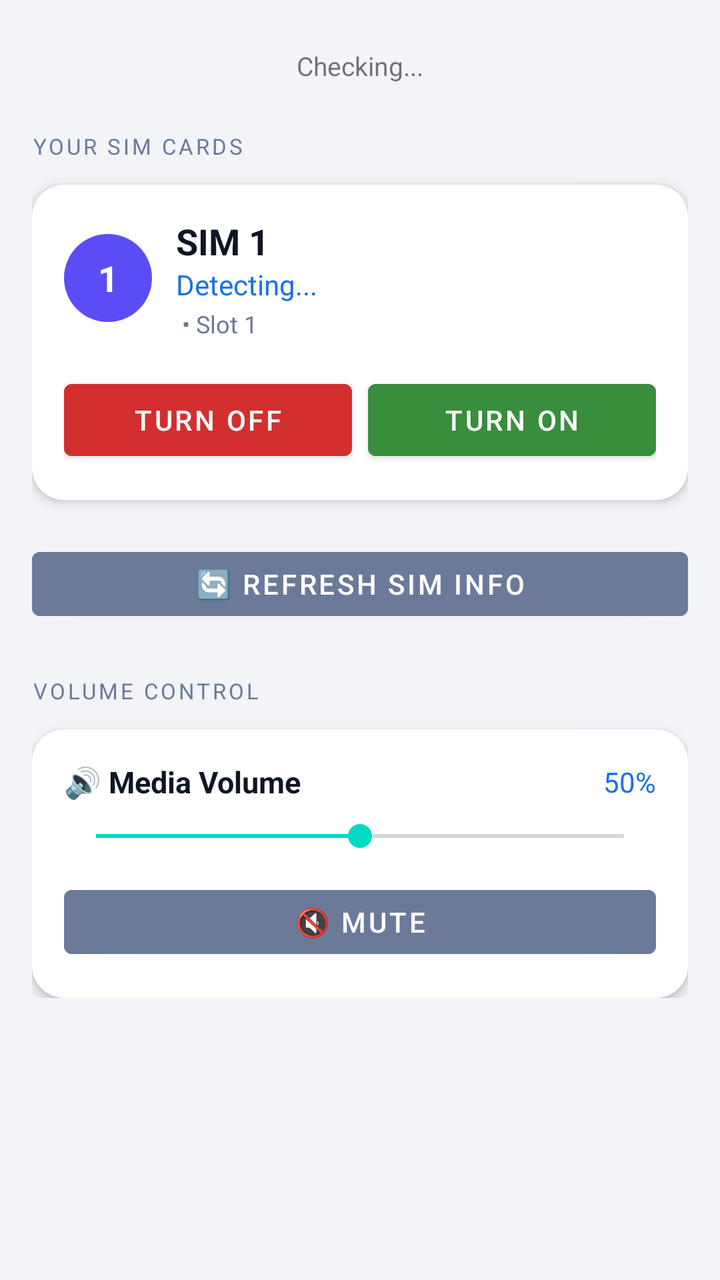
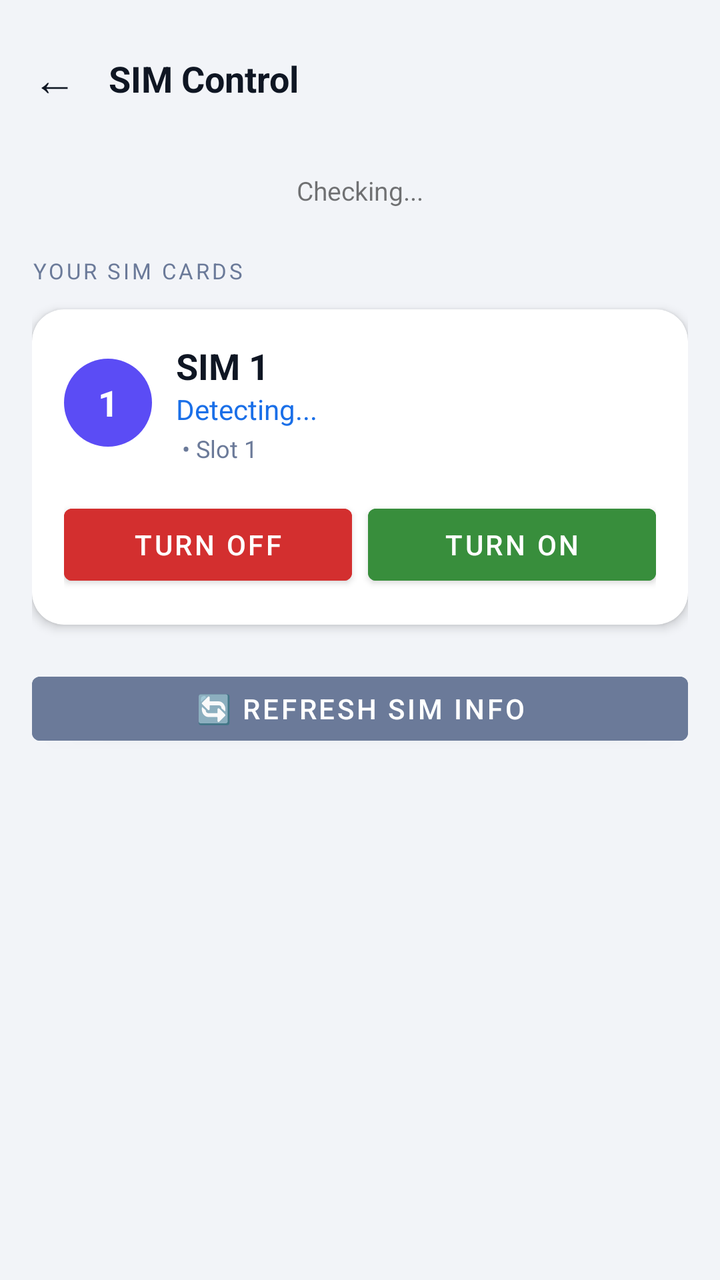

The first picture is an Android layout as it rendered before a commit; the second is the same layout after the commit. The layout source and the unified diff follow.
<!-- AndroidManifest.xml: application theme Theme.SimScheduler -->
<!-- res/layout/fragment_sim_control.xml -->
<?xml version="1.0" encoding="utf-8"?>
<ScrollView xmlns:android="http://schemas.android.com/apk/res/android"
    xmlns:app="http://schemas.android.com/apk/res-auto"
    android:layout_width="match_parent"
    android:layout_height="match_parent"
    android:background="@color/background">

    <LinearLayout
        android:layout_width="match_parent"
        android:layout_height="wrap_content"
        android:orientation="vertical"
        android:padding="16dp">

        
        <TextView
            android:id="@+id/serviceStatus"
            android:layout_width="match_parent"
            android:layout_height="wrap_content"
            android:text="Checking..."
            android:textSize="13sp"
            android:gravity="center"
            android:padding="8dp"
            android:layout_marginBottom="16dp"/>

        
        <TextView
            android:layout_width="match_parent"
            android:layout_height="wrap_content"
            android:text="YOUR SIM CARDS"
            android:textSize="11sp"
            android:textColor="@color/text_secondary"
            android:letterSpacing="0.12"
            android:layout_marginBottom="12dp"/>

        
        <androidx.cardview.widget.CardView
            android:layout_width="match_parent"
            android:layout_height="wrap_content"
            android:layout_marginBottom="12dp"
            app:cardCornerRadius="16dp"
            app:cardElevation="3dp"
            app:cardBackgroundColor="@color/card_background">

            <LinearLayout
                android:layout_width="match_parent"
                android:layout_height="wrap_content"
                android:orientation="vertical"
                android:padding="16dp">

                
                <LinearLayout
                    android:layout_width="match_parent"
                    android:layout_height="wrap_content"
                    android:orientation="horizontal"
                    android:gravity="center_vertical"
                    android:layout_marginBottom="16dp">

                    
                    <TextView
                        android:layout_width="44dp"
                        android:layout_height="44dp"
                        android:text="1"
                        android:textSize="18sp"
                        android:textStyle="bold"
                        android:textColor="#FFFFFF"
                        android:gravity="center"
                        android:background="@drawable/sim_badge"
                        android:layout_marginEnd="12dp"/>

                    
                    <LinearLayout
                        android:layout_width="0dp"
                        android:layout_height="wrap_content"
                        android:layout_weight="1"
                        android:orientation="vertical">

                        <TextView
                            android:id="@+id/sim1Name"
                            android:layout_width="wrap_content"
                            android:layout_height="wrap_content"
                            android:text="SIM 1"
                            android:textSize="18sp"
                            android:textStyle="bold"
                            android:textColor="@color/text_primary"/>

                        <TextView
                            android:id="@+id/sim1Carrier"
                            android:layout_width="wrap_content"
                            android:layout_height="wrap_content"
                            android:text="Detecting..."
                            android:textSize="14sp"
                            android:textColor="@color/accent"/>

                        <LinearLayout
                            android:layout_width="wrap_content"
                            android:layout_height="wrap_content"
                            android:orientation="horizontal"
                            android:gravity="center_vertical"
                            android:layout_marginTop="2dp">

                            <TextView
                                android:id="@+id/sim1Number"
                                android:layout_width="wrap_content"
                                android:layout_height="wrap_content"
                                android:text=""
                                android:textSize="12sp"
                                android:textColor="@color/text_secondary"/>

                            <TextView
                                android:layout_width="wrap_content"
                                android:layout_height="wrap_content"
                                android:text=" • "
                                android:textSize="12sp"
                                android:textColor="@color/text_secondary"/>

                            <TextView
                                android:id="@+id/sim1Slot"
                                android:layout_width="wrap_content"
                                android:layout_height="wrap_content"
                                android:text="Slot 1"
                                android:textSize="12sp"
                                android:textColor="@color/text_secondary"/>
                        </LinearLayout>
                    </LinearLayout>
                </LinearLayout>

                
                <LinearLayout
                    android:layout_width="match_parent"
                    android:layout_height="wrap_content"
                    android:orientation="horizontal">

                    <Button
                        android:id="@+id/sim1BtnOff"
                        android:layout_width="0dp"
                        android:layout_height="48dp"
                        android:layout_weight="1"
                        android:text="Turn OFF"
                        android:textSize="14sp"
                        android:backgroundTint="#D32F2F"
                        android:layout_marginEnd="8dp"/>

                    <Button
                        android:id="@+id/sim1BtnOn"
                        android:layout_width="0dp"
                        android:layout_height="48dp"
                        android:layout_weight="1"
                        android:text="Turn ON"
                        android:textSize="14sp"
                        android:backgroundTint="#388E3C"/>
                </LinearLayout>

            </LinearLayout>
        </androidx.cardview.widget.CardView>

        
        <androidx.cardview.widget.CardView
            android:id="@+id/sim2Card"
            android:layout_width="match_parent"
            android:layout_height="wrap_content"
            android:layout_marginBottom="12dp"
            android:visibility="gone"
            app:cardCornerRadius="16dp"
            app:cardElevation="3dp"
            app:cardBackgroundColor="@color/card_background">

            <LinearLayout
                android:layout_width="match_parent"
                android:layout_height="wrap_content"
                android:orientation="vertical"
                android:padding="16dp">

                
                <LinearLayout
                    android:layout_width="match_parent"
                    android:layout_height="wrap_content"
                    android:orientation="horizontal"
                    android:gravity="center_vertical"
                    android:layout_marginBottom="16dp">

                    <TextView
                        android:layout_width="44dp"
                        android:layout_height="44dp"
                        android:text="2"
                        android:textSize="18sp"
                        android:textStyle="bold"
                        android:textColor="#FFFFFF"
                        android:gravity="center"
                        android:background="@drawable/sim_badge_2"
                        android:layout_marginEnd="12dp"/>

                    <LinearLayout
                        android:layout_width="0dp"
                        android:layout_height="wrap_content"
                        android:layout_weight="1"
                        android:orientation="vertical">

                        <TextView
                            android:id="@+id/sim2Name"
                            android:layout_width="wrap_content"
                            android:layout_height="wrap_content"
                            android:text="SIM 2"
                            android:textSize="18sp"
                            android:textStyle="bold"
                            android:textColor="@color/text_primary"/>

                        <TextView
                            android:id="@+id/sim2Carrier"
                            android:layout_width="wrap_content"
                            android:layout_height="wrap_content"
                            android:text="Detecting..."
                            android:textSize="14sp"
                            android:textColor="@color/sim2_color"/>

                        <LinearLayout
                            android:layout_width="wrap_content"
                            android:layout_height="wrap_content"
                            android:orientation="horizontal"
                            android:gravity="center_vertical"
                            android:layout_marginTop="2dp">

                            <TextView
                                android:id="@+id/sim2Number"
                                android:layout_width="wrap_content"
                                android:layout_height="wrap_content"
                                android:text=""
                                android:textSize="12sp"
                                android:textColor="@color/text_secondary"/>

                            <TextView
                                android:layout_width="wrap_content"
                                android:layout_height="wrap_content"
                                android:text=" • "
                                android:textSize="12sp"
                                android:textColor="@color/text_secondary"/>

                            <TextView
                                android:id="@+id/sim2Slot"
                                android:layout_width="wrap_content"
                                android:layout_height="wrap_content"
                                android:text="Slot 2"
                                android:textSize="12sp"
                                android:textColor="@color/text_secondary"/>
                        </LinearLayout>
                    </LinearLayout>
                </LinearLayout>

                
                <LinearLayout
                    android:layout_width="match_parent"
                    android:layout_height="wrap_content"
                    android:orientation="horizontal">

                    <Button
                        android:id="@+id/sim2BtnOff"
                        android:layout_width="0dp"
                        android:layout_height="48dp"
                        android:layout_weight="1"
                        android:text="Turn OFF"
                        android:textSize="14sp"
                        android:backgroundTint="#D32F2F"
                        android:layout_marginEnd="8dp"/>

                    <Button
                        android:id="@+id/sim2BtnOn"
                        android:layout_width="0dp"
                        android:layout_height="48dp"
                        android:layout_weight="1"
                        android:text="Turn ON"
                        android:textSize="14sp"
                        android:backgroundTint="#388E3C"/>
                </LinearLayout>

            </LinearLayout>
        </androidx.cardview.widget.CardView>

        
        <Button
            android:id="@+id/refreshBtn"
            android:layout_width="match_parent"
            android:layout_height="44dp"
            android:text="🔄 Refresh SIM Info"
            android:textSize="14sp"
            android:backgroundTint="@color/text_secondary"
            android:layout_marginTop="8dp"/>

        
        <TextView
            android:layout_width="match_parent"
            android:layout_height="wrap_content"
            android:text="VOLUME CONTROL"
            android:textSize="11sp"
            android:textColor="@color/text_secondary"
            android:letterSpacing="0.12"
            android:layout_marginTop="24dp"
            android:layout_marginBottom="12dp"/>

        
        <androidx.cardview.widget.CardView
            android:layout_width="match_parent"
            android:layout_height="wrap_content"
            app:cardCornerRadius="16dp"
            app:cardElevation="3dp"
            app:cardBackgroundColor="@color/card_background">

            <LinearLayout
                android:layout_width="match_parent"
                android:layout_height="wrap_content"
                android:orientation="vertical"
                android:padding="16dp">

                
                <LinearLayout
                    android:layout_width="match_parent"
                    android:layout_height="wrap_content"
                    android:orientation="horizontal"
                    android:gravity="center_vertical">

                    <TextView
                        android:layout_width="0dp"
                        android:layout_height="wrap_content"
                        android:layout_weight="1"
                        android:text="🔊 Media Volume"
                        android:textSize="15sp"
                        android:textStyle="bold"
                        android:textColor="@color/text_primary"/>

                    <TextView
                        android:id="@+id/volumePercentText"
                        android:layout_width="wrap_content"
                        android:layout_height="wrap_content"
                        android:text="50%"
                        android:textSize="14sp"
                        android:textColor="@color/accent"/>
                </LinearLayout>

                
                <SeekBar
                    android:id="@+id/volumeSeekBar"
                    android:layout_width="match_parent"
                    android:layout_height="wrap_content"
                    android:max="100"
                    android:progress="50"
                    android:layout_marginTop="8dp"/>

                
                <Button
                    android:id="@+id/muteToggleBtn"
                    android:layout_width="match_parent"
                    android:layout_height="44dp"
                    android:text="🔇 Mute"
                    android:textSize="14sp"
                    android:backgroundTint="@color/text_secondary"
                    android:layout_marginTop="12dp"/>

            </LinearLayout>
        </androidx.cardview.widget.CardView>

    </LinearLayout>
</ScrollView>
<!-- resources referenced by this layout -->
<resources>
  <color name="accent">#1A6FE8</color>
  <color name="background">#F2F4F8</color>
  <color name="card_background">#FFFFFF</color>
  <color name="sim2_color">#1A9AF5</color>
  <color name="text_primary">#0F1623</color>
  <color name="text_secondary">#6B7A99</color>
  <!-- drawable sim_badge (drawable) -->
  <?xml version="1.0" encoding="utf-8"?>
  <shape xmlns:android="http://schemas.android.com/apk/res/android"
      android:shape="oval">
      <solid android:color="#5B4CF5" />
  </shape>
  <!-- drawable sim_badge_2 (drawable) -->
  <?xml version="1.0" encoding="utf-8"?>
  <shape xmlns:android="http://schemas.android.com/apk/res/android"
      android:shape="oval">
      <solid android:color="#1A9AF5" />
  </shape>
  <style name="Theme.SimScheduler" parent="Theme.MaterialComponents.Light.NoActionBar">
          <item name="colorPrimary">@color/accent</item>
          <item name="colorPrimaryVariant">@color/accent</item>
          <item name="colorOnPrimary">@android:color/white</item>
          <item name="android:windowBackground">@color/background</item>
          <item name="android:statusBarColor">@color/background</item>
          <item name="android:windowLightStatusBar">true</item>
      </style>
</resources>

<!-- the commit's change to res/layout/fragment_sim_control.xml (unified diff, before → after) -->
@@ -10,6 +10,37 @@
         android:layout_height="wrap_content"
         android:orientation="vertical"
         android:padding="16dp">
+
+        
+        <LinearLayout
+            android:layout_width="match_parent"
+            android:layout_height="wrap_content"
+            android:orientation="horizontal"
+            android:gravity="center_vertical"
+            android:layout_marginBottom="16dp">
+
+            <TextView
+                android:id="@+id/backBtn"
+                android:layout_width="wrap_content"
+                android:layout_height="wrap_content"
+                android:text="←"
+                android:textSize="22sp"
+                android:textColor="@color/text_primary"
+                android:padding="8dp"
+                android:layout_marginStart="-8dp"
+                android:clickable="true"
+                android:focusable="true"
+                android:background="?attr/selectableItemBackgroundBorderless"/>
+
+            <TextView
+                android:layout_width="wrap_content"
+                android:layout_height="wrap_content"
+                android:text="SIM Control"
+                android:textSize="18sp"
+                android:textStyle="bold"
+                android:textColor="@color/text_primary"
+                android:layout_marginStart="8dp"/>
+        </LinearLayout>
 
         
         <TextView
@@ -284,77 +315,5 @@
             android:backgroundTint="@color/text_secondary"
             android:layout_marginTop="8dp"/>
 
-        
-        <TextView
-            android:layout_width="match_parent"
-            android:layout_height="wrap_content"
-            android:text="VOLUME CONTROL"
-            android:textSize="11sp"
-            android:textColor="@color/text_secondary"
-            android:letterSpacing="0.12"
-            android:layout_marginTop="24dp"
-            android:layout_marginBottom="12dp"/>
-
-        
-        <androidx.cardview.widget.CardView
-            android:layout_width="match_parent"
-            android:layout_height="wrap_content"
-            app:cardCornerRadius="16dp"
-            app:cardElevation="3dp"
-            app:cardBackgroundColor="@color/card_background">
-
-            <LinearLayout
-                android:layout_width="match_parent"
-                android:layout_height="wrap_content"
-                android:orientation="vertical"
-                android:padding="16dp">
-
-                
-                <LinearLayout
-                    android:layout_width="match_parent"
-                    android:layout_height="wrap_content"
-                    android:orientation="horizontal"
-                    android:gravity="center_vertical">
-
-                    <TextView
-                        android:layout_width="0dp"
-                        android:layout_height="wrap_content"
-                        android:layout_weight="1"
-                        android:text="🔊 Media Volume"
-                        android:textSize="15sp"
-                        android:textStyle="bold"
-                        android:textColor="@color/text_primary"/>
-
-                    <TextView
-                        android:id="@+id/volumePercentText"
-                        android:layout_width="wrap_content"
-                        android:layout_height="wrap_content"
-                        android:text="50%"
-                        android:textSize="14sp"
-                        android:textColor="@color/accent"/>
-                </LinearLayout>
-
-                
-                <SeekBar
-                    android:id="@+id/volumeSeekBar"
-                    android:layout_width="match_parent"
-                    android:layout_height="wrap_content"
-                    android:max="100"
-                    android:progress="50"
-                    android:layout_marginTop="8dp"/>
-
-                
-                <Button
-                    android:id="@+id/muteToggleBtn"
-                    android:layout_width="match_parent"
-                    android:layout_height="44dp"
-                    android:text="🔇 Mute"
-                    android:textSize="14sp"
-                    android:backgroundTint="@color/text_secondary"
-                    android:layout_marginTop="12dp"/>
-
-            </LinearLayout>
-        </androidx.cardview.widget.CardView>
-
     </LinearLayout>
 </ScrollView>
